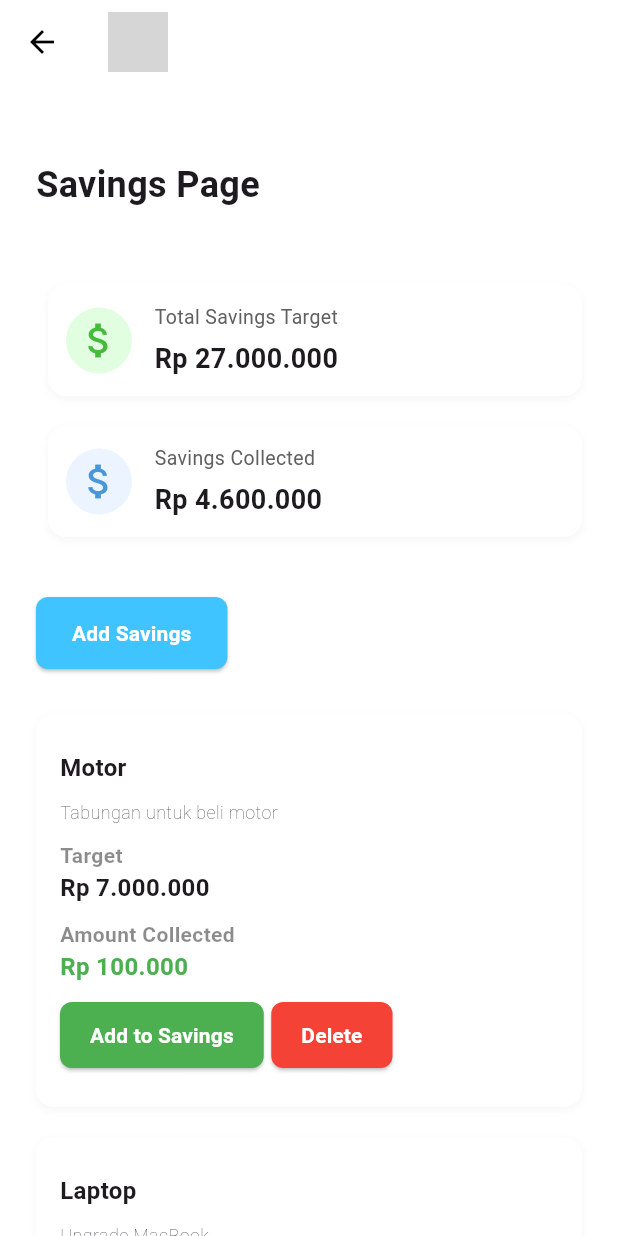
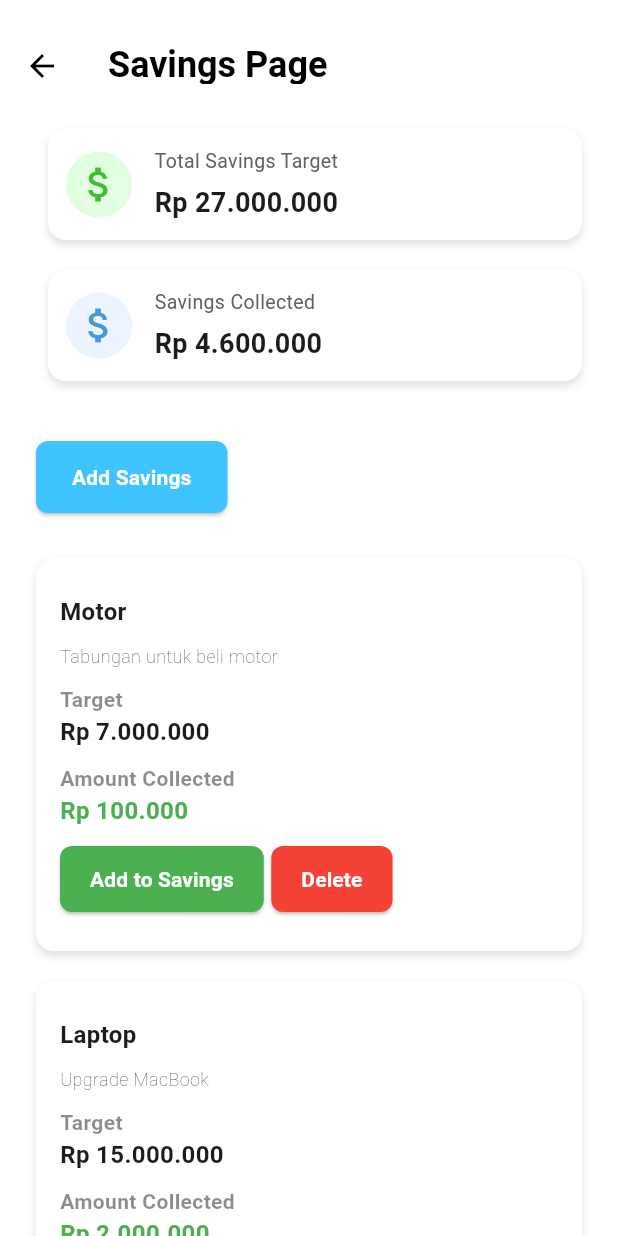
Before and after one commit to ThePayPlus/PayPlus_Mobile, a Flutter app: the SavingsPage screen opened by its route, on a phone screen of 412 x 824 dp. Run offline on Flutter 3.47's test engine with Material 3 defaults, Android fonts, the phone set to English and light mode, and no system bars; our stand-ins replace fl_chart, get; grey boxes are pictures that could not be loaded.

Commit message:
update savings page

```diff
--- a/lib/app/modules/SavingsPage/views/savings_page.dart
+++ b/lib/app/modules/SavingsPage/views/savings_page.dart
@@ -1,4 +1,5 @@
 import 'package:flutter/material.dart';
+import 'package:get/get.dart';
 
 class Saving {
   final String title;
@@ -184,10 +185,24 @@ class _SavingsPageState extends State<SavingsPage> {
   Widget build(BuildContext context) {
     return Scaffold(
       appBar: AppBar(
-        title: Image.asset('assets/logoPayplus.png', height: 40),
+        title: Padding(
+          padding: const EdgeInsets.only(top: 30),
+          child: const Text(
+            'Savings Page',
+            style: TextStyle(fontSize: 24, fontWeight: FontWeight.bold),
+          ),
+        ),
         backgroundColor: Colors.white,
+        leading: Padding(
+          padding: const EdgeInsets.only(top: 24),
+          child: IconButton(
+            icon: const Icon(Icons.arrow_back),
+            onPressed: () =>
+                Get.offAllNamed('/home'), // Navigate to '/home' and clear history
+          ),
+        ),
       ),
-      backgroundColor: Colors.white,
+      backgroundColor: const Color.fromARGB(255, 255, 255, 255),
       body: SafeArea(
         child: SingleChildScrollView(
           child: Padding(
@@ -195,12 +210,7 @@ class _SavingsPageState extends State<SavingsPage> {
             child: Column(
               crossAxisAlignment: CrossAxisAlignment.start,
               children: [
-                const SizedBox(height: 50),
-                const Text(
-                  'Savings Page',
-                  style: TextStyle(fontSize: 24, fontWeight: FontWeight.bold),
-                ),
-                const SizedBox(height: 50),
+                const SizedBox(height: 30),
                 buildSummaryCard(
                   icon: Icons.attach_money,
                   title: 'Total Savings Target',
@@ -243,9 +253,11 @@ class _SavingsPageState extends State<SavingsPage> {
                   final index = entry.key;
                   return Padding(
                     padding: const EdgeInsets.only(bottom: 20),
-                    child: buildSavingCard(saving, index, () => _deleteSaving(index)),
+                    child: buildSavingCard(
+                        saving, index, () => _deleteSaving(index)),
                   );
                 }),
+                SizedBox(height: 50,)
               ],
             ),
           ),
@@ -270,9 +282,9 @@ class _SavingsPageState extends State<SavingsPage> {
           borderRadius: BorderRadius.circular(12),
           boxShadow: [
             BoxShadow(
-              color: Colors.black.withAlpha(10),
+              color: Colors.black.withAlpha(30),
               blurRadius: 4,
-              offset: Offset(0, 2),
+              offset: Offset(0, 3),
             ),
           ],
         ),
@@ -317,9 +329,9 @@ class _SavingsPageState extends State<SavingsPage> {
         borderRadius: BorderRadius.circular(12),
         boxShadow: [
           BoxShadow(
-            color: Colors.black.withAlpha(10),
+            color: Colors.black.withAlpha(30),
             blurRadius: 4,
-            offset: Offset(0, 2),
+            offset: Offset(0, 3),
           ),
         ],
       ),
```
